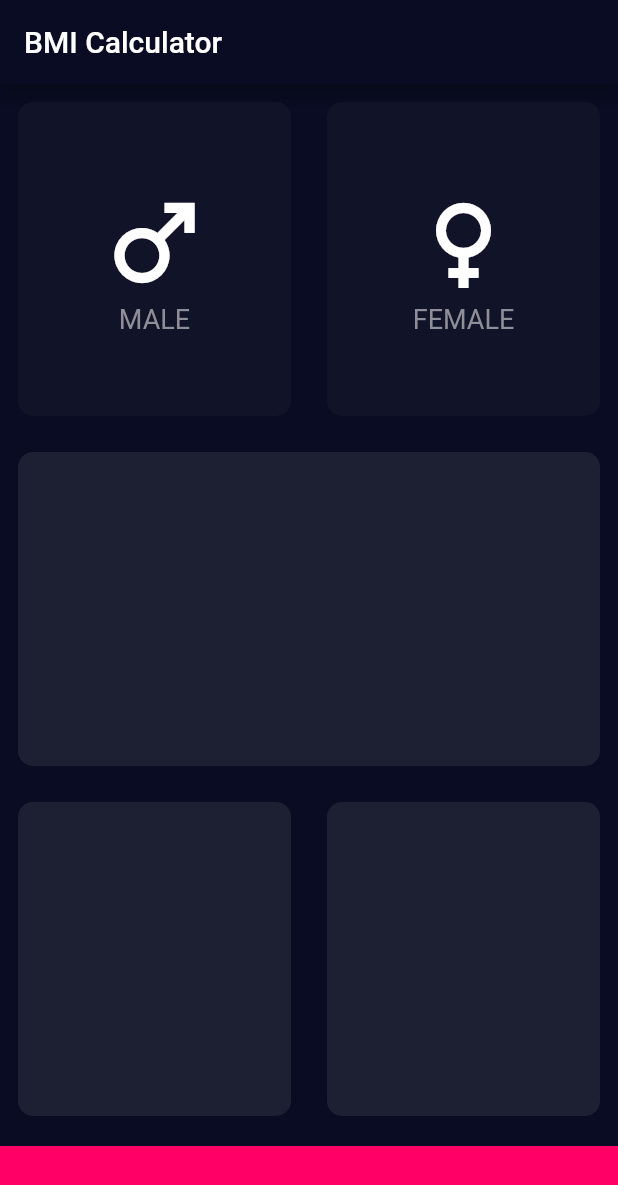
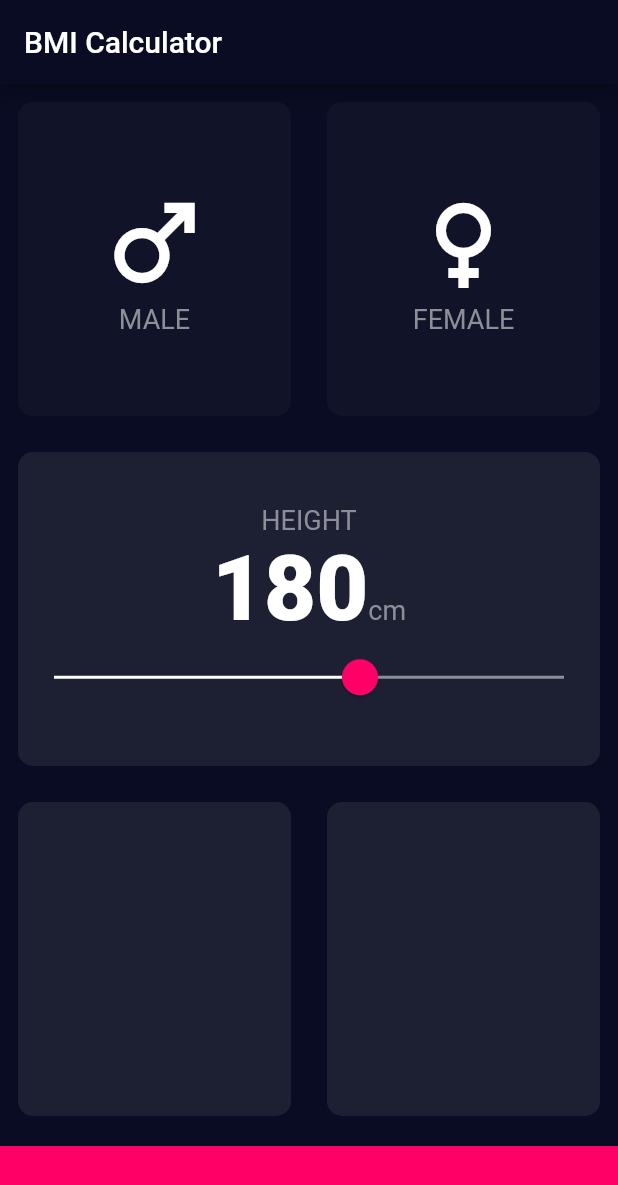
Before and after one commit to KayesAshfaQ/bmi-calculator-flutter, a Flutter app: the screen it shows after launch, on a phone screen of 412 x 824 dp. Shown: the top 1185 px of the screen. Run offline on Flutter 3.47's test engine with Material 2 defaults, Android fonts, the phone set to English and light mode, and no system bars.

Commit message:
custom slider added

```diff
--- /dev/null
+++ b/lib/constants.dart
@@ -0,0 +1,9 @@
+import 'package:flutter/material.dart';
+
+const kContainerColor = Color(0xFF1D1F33);
+const kBottomContainerColor = Color(0xFFFF0067);
+const kActiveCardColor = Color(0xFF1D1E33);
+const kInActiveCardColor = Color(0xFF111328);
+
+const kLabelTextStyle = TextStyle(fontSize: 18, color: Color(0xFF8D8E98));
+const kNumberTextStyle = TextStyle(fontSize: 60.0, fontWeight: FontWeight.w900);
--- a/lib/input_page.dart
+++ b/lib/input_page.dart
@@ -1,12 +1,8 @@
 import 'package:flutter/material.dart';
 
+import 'constants.dart';
 import 'widgets/icon_widget.dart';
 import 'widgets/reusable_card.dart';
-
-const containerColor = Color(0xFF1D1F33);
-const bottomContainerColor = Color(0xFFFF0067);
-const activeCardColor = Color(0xFF1D1E33);
-const inActiveCardColor = Color(0xFF111328);
 
 enum Gender { MALE, FEMALE }
 
@@ -17,6 +13,7 @@ class InputPage extends StatefulWidget {
 
 class _InputPageState extends State<InputPage> {
   Gender selectedGender;
+  int height = 180;
 
   @override
   Widget build(BuildContext context) {
@@ -25,6 +22,7 @@ class _InputPageState extends State<InputPage> {
         title: Text('BMI Calculator'),
       ),
       body: Column(
+        crossAxisAlignment: CrossAxisAlignment.stretch,
         children: [
           Expanded(
             child: Row(
@@ -33,8 +31,8 @@ class _InputPageState extends State<InputPage> {
                   child: ReusableCard(
                     cardChild: IconWidget(icon: Icons.male, label: 'MALE'),
                     color: selectedGender == Gender.MALE
-                        ? activeCardColor
-                        : inActiveCardColor,
+                        ? kActiveCardColor
+                        : kInActiveCardColor,
                     onPress: () {
                       setState(() {
                         selectedGender = Gender.MALE;
@@ -45,8 +43,8 @@ class _InputPageState extends State<InputPage> {
                 Expanded(
                   child: ReusableCard(
                     color: selectedGender == Gender.FEMALE
-                        ? activeCardColor
-                        : inActiveCardColor,
+                        ? kActiveCardColor
+                        : kInActiveCardColor,
                     cardChild: IconWidget(icon: Icons.female, label: 'FEMALE'),
                     onPress: () {
                       setState(() {
@@ -59,16 +57,57 @@ class _InputPageState extends State<InputPage> {
             ),
           ),
           Expanded(
-            child: ReusableCard(color: containerColor),
+            child: ReusableCard(
+              color: kContainerColor,
+              cardChild: Column(
+                mainAxisAlignment: MainAxisAlignment.center,
+                children: [
+                  Text('HEIGHT', style: kLabelTextStyle),
+                  Row(
+                    textBaseline: TextBaseline.alphabetic,
+                    mainAxisAlignment: MainAxisAlignment.center,
+                    crossAxisAlignment: CrossAxisAlignment.baseline,
+                    children: [
+                      Text(height.toString(), style: kNumberTextStyle),
+                      Text('cm', style: kLabelTextStyle)
+                    ],
+                  ),
+                  SliderTheme(
+                    data: SliderTheme.of(context).copyWith(
+                      trackHeight: 2.0,
+                      activeTrackColor: Colors.white,
+                      inactiveTrackColor: Color(0xFF8D8E98),
+                      thumbColor: kBottomContainerColor,
+                      overlayColor: Color(0x29FF0067),
+                      thumbShape:
+                          RoundSliderThumbShape(enabledThumbRadius: 12.0),
+                      overlayShape:
+                          RoundSliderOverlayShape(overlayRadius: 24.0),
+                      trackShape: RectangularSliderTrackShape(),
+                    ),
+                    child: Slider(
+                      value: height.toDouble(),
+                      min: 120.0,
+                      max: 220.0,
+                      onChanged: (double newValue) {
+                        setState(() {
+                          height = newValue.round();
+                        });
+                      },
+                    ),
+                  )
+                ],
+              ),
+            ),
           ),
           Expanded(
             child: Row(
               children: [
                 Expanded(
-                  child: ReusableCard(color: containerColor),
+                  child: ReusableCard(color: kContainerColor),
                 ),
                 Expanded(
-                  child: ReusableCard(color: containerColor),
+                  child: ReusableCard(color: kContainerColor),
                 ),
               ],
             ),
--- a/lib/widgets/icon_widget.dart
+++ b/lib/widgets/icon_widget.dart
@@ -1,6 +1,6 @@
 import 'package:flutter/material.dart';
 
-const labelTextStyle = TextStyle(fontSize: 18, color: Color(0xFF8D8E98));
+import '../constants.dart';
 
 class IconWidget extends StatelessWidget {
   final IconData icon;
@@ -14,7 +14,7 @@ class IconWidget extends StatelessWidget {
       mainAxisAlignment: MainAxisAlignment.center,
       children: [
         Icon(icon, size: 80.0),
-        Text(label, style: labelTextStyle),
+        Text(label, style: kLabelTextStyle),
       ],
     );
   }
```
